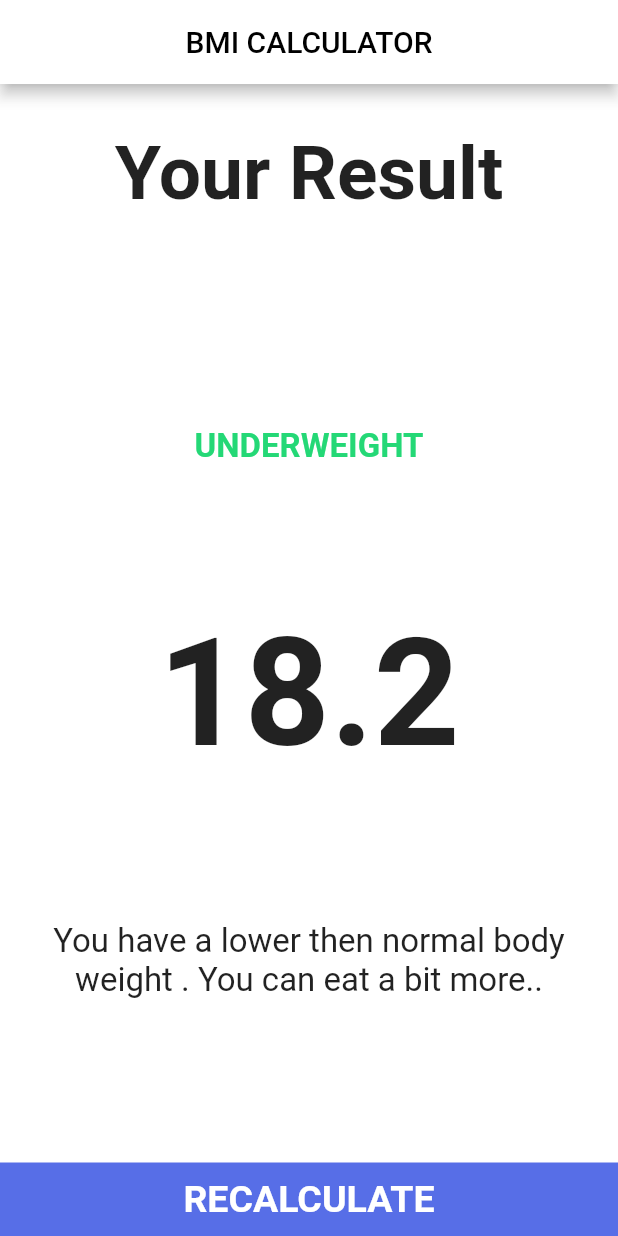
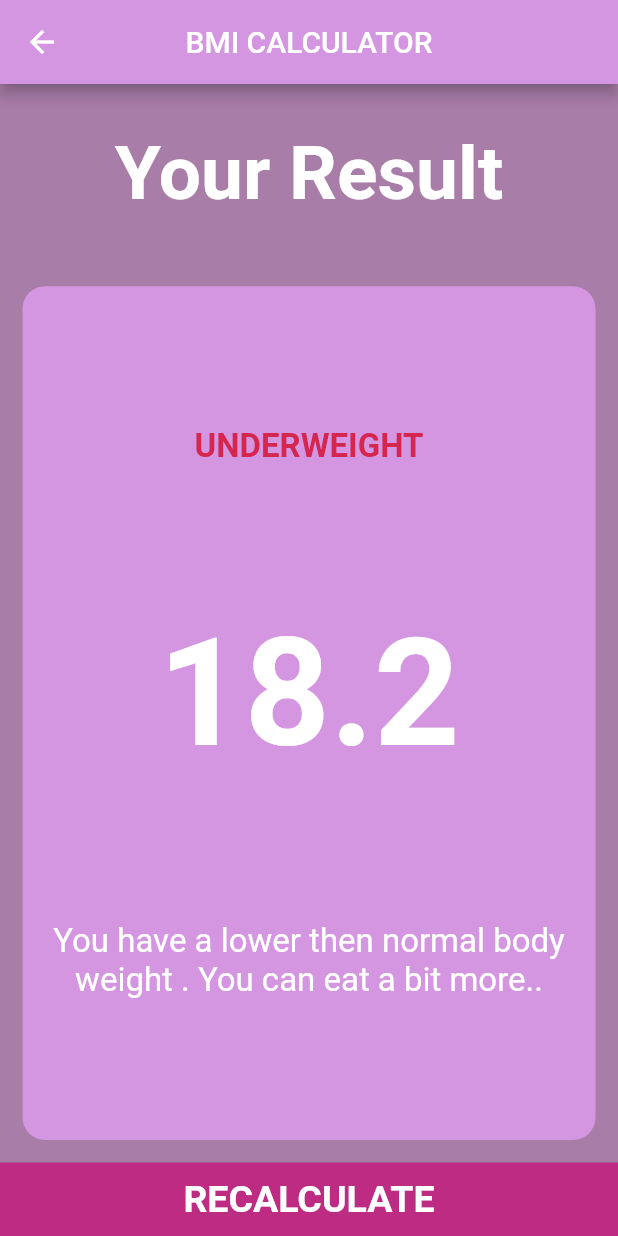
Before and after one commit to m7od99/bmi-calculator, a Flutter app: the screen it shows after launch, after a tap on "CALCULATE", on a phone screen of 412 x 824 dp. Run offline on Flutter 3.47's test engine with Material 2 defaults, Android fonts, the phone set to English and light mode, and no system bars; our stand-ins replace font_awesome_flutter.

Commit message:
update them

```diff
--- a/lib/components/button_button.dart
+++ b/lib/components/button_button.dart
@@ -1,5 +1,6 @@
 import 'package:flutter/material.dart';
-import '../content.dart';
+
+import '../constant/constant.dart';
 
 class ButtomButton extends StatelessWidget {
   ButtomButton({@required this.onTap, @required this.titleButton});
@@ -18,7 +19,7 @@ class ButtomButton extends StatelessWidget {
           ),
         ),
         padding: EdgeInsets.all(10),
-        color: Color(0xFF576EE7),
+        color: Color(0xFFBD2B83),
       ),
     );
   }
--- a/lib/components/icon_contant.dart
+++ b/lib/components/icon_contant.dart
@@ -1,5 +1,5 @@
+import 'package:bmi_calculator/constant/constant.dart';
 import 'package:flutter/material.dart';
-import 'package:bmi_calculator/content.dart';
 
 class IconContant extends StatelessWidget {
   IconContant({@required this.label, @required this.icon});
@@ -15,6 +15,7 @@ class IconContant extends StatelessWidget {
         Icon(
           icon,
           size: 80,
+          color: Colors.white,
         ),
         SizedBox(
           height: 15,
--- a/lib/components/reusable_card.dart
+++ b/lib/components/reusable_card.dart
@@ -1,9 +1,9 @@
 import 'package:flutter/material.dart';
 
-class ReuseableCard extends StatelessWidget {
-  ReuseableCard({@required this.coluor, this.cardChild, this.onPress});
+class ReusableCard extends StatelessWidget {
+  ReusableCard({@required this.color, this.cardChild, this.onPress});
 
-  final Color coluor;
+  final Color color;
   final Widget cardChild;
   final Function onPress;
 
@@ -15,7 +15,7 @@ class ReuseableCard extends StatelessWidget {
         margin: EdgeInsets.all(15),
         child: cardChild,
         decoration: BoxDecoration(
-          color: coluor,
+          color: color,
           borderRadius: BorderRadius.circular(15),
         ),
       ),
--- a/lib/components/round_icon_button.dart
+++ b/lib/components/round_icon_button.dart
@@ -9,7 +9,10 @@ class RoundIconButton extends StatelessWidget {
   @override
   Widget build(BuildContext context) {
     return RawMaterialButton(
-      child: Icon(icon ,color:  Color(0xFF576EE7),),
+      child: Icon(
+        icon,
+        color: Colors.white,
+      ),
       onPressed: onPress,
       elevation: 0.0,
       constraints: BoxConstraints.tightFor(
--- a/lib/content.dart
+++ b/lib/constant/constant.dart
@@ -1,16 +1,17 @@
 import 'package:flutter/material.dart';
 
-const kActiveCardColor = Colors.white;
-const kInactiveCardColor = Colors.white70;
+const kActiveCardColor = Color(0xFFD496E0);
+const kInactiveCardColor = Color(0x28D496E0);
 
 const kLabelTextStyle = TextStyle(
   fontSize: 18,
-  color: Colors.black,
+  color: Colors.white,
 );
 
 const kNumberTextStyle = TextStyle(
   fontSize: 50,
   fontWeight: FontWeight.w900,
+  color: Colors.white,
 );
 
 const kLargeButton = TextStyle(
@@ -19,22 +20,22 @@ const kLargeButton = TextStyle(
   color: Colors.white,
 );
 
-const kTitleText = TextStyle(
-  fontSize: 50,
-  fontWeight: FontWeight.bold,
-);
+const kTitleText =
+    TextStyle(fontSize: 50, fontWeight: FontWeight.bold, color: Colors.white);
 
 const kResultTextStyle = TextStyle(
   fontWeight: FontWeight.bold,
   fontSize: 22,
-  color: Color(0xFF24D876),
+  color: Color(0xFFD4264F),
 );
 
 const kBMINumberStyle = TextStyle(
   fontSize: 100,
   fontWeight: FontWeight.bold,
+  color: Colors.white,
 );
 
 const kBodyStyle = TextStyle(
   fontSize: 22,
+  color: Colors.white,
 );
--- a/lib/main.dart
+++ b/lib/main.dart
@@ -1,4 +1,5 @@
 import 'package:flutter/material.dart';
+
 import 'screen/input_Page.dart';
 
 void main() => runApp(BMICalculator());
@@ -15,8 +16,8 @@ class BMICalculator extends StatelessWidget {
 
 ThemeData light() {
   return ThemeData.light().copyWith(
-    scaffoldBackgroundColor: Colors.white70,
-    primaryColor: Colors.white,
+    scaffoldBackgroundColor: Color(0xFFA87DA7),
+    primaryColor: Color(0xFFD496E0),
   );
 }
 
--- a/lib/screen/input_Page.dart
+++ b/lib/screen/input_Page.dart
@@ -1,12 +1,13 @@
+import 'package:bmi_calculator/calculator_brain.dart';
+import 'package:bmi_calculator/screen/result_Page.dart';
 import 'package:flutter/material.dart';
 import 'package:font_awesome_flutter/font_awesome_flutter.dart';
+
+import '../components/button_button.dart';
 import '../components/icon_contant.dart';
 import '../components/reusable_card.dart';
-import '../content.dart';
-import 'package:bmi_calculator/screen/result_Page.dart';
 import '../components/round_icon_button.dart';
-import '../components/button_button.dart';
-import 'package:bmi_calculator/calculator_brain.dart';
+import '../constant/constant.dart';
 
 enum Gender {
   male,
@@ -29,7 +30,9 @@ class _InputPageState extends State<InputPage> {
     return Scaffold(
       appBar: AppBar(
         centerTitle: true,
-        title: Text('BMI CALCULATOR',style: TextStyle(color: Colors.black),),
+        title: Text(
+          'BMI CALCULATOR',
+        ),
       ),
       body: Column(
         crossAxisAlignment: CrossAxisAlignment.stretch,
@@ -38,13 +41,13 @@ class _InputPageState extends State<InputPage> {
             child: Row(
               children: [
                 Expanded(
-                  child: ReuseableCard(
+                  child: ReusableCard(
                     onPress: () {
                       setState(() {
                         selectedGender = Gender.male;
                       });
                     },
-                    coluor: selectedGender == Gender.male
+                    color: selectedGender == Gender.male
                         ? kActiveCardColor
                         : kInactiveCardColor,
                     cardChild: IconContant(
@@ -54,13 +57,13 @@ class _InputPageState extends State<InputPage> {
                   ),
                 ),
                 Expanded(
-                  child: ReuseableCard(
+                  child: ReusableCard(
                     onPress: () {
                       setState(() {
                         selectedGender = Gender.female;
                       });
                     },
-                    coluor: selectedGender == Gender.female
+                    color: selectedGender == Gender.female
                         ? kActiveCardColor
                         : kInactiveCardColor,
                     cardChild: IconContant(
@@ -73,61 +76,94 @@ class _InputPageState extends State<InputPage> {
             ),
           ),
           Expanded(
-            child: ReuseableCard(
-              coluor: Colors.white,
-              cardChild: Column(
-                mainAxisAlignment: MainAxisAlignment.center,
-                children: <Widget>[
-                  Text(
-                    'HEIGHT',
-                    style: kLabelTextStyle,
-                  ),
-                  Row(
-                    mainAxisAlignment: MainAxisAlignment.center,
-                    crossAxisAlignment: CrossAxisAlignment.baseline,
-                    textBaseline: TextBaseline.alphabetic,
-                    children: <Widget>[
-                      Text(
-                        height.toString(),
-                        style: kNumberTextStyle,
-                      ),
-                      Text(
-                        'cm',
-                        style: kLabelTextStyle,
-                      )
-                    ],
-                  ),
-                  SliderTheme(
-                    data: SliderTheme.of(context).copyWith(
-                        activeTrackColor: Colors.black38,
-                        inactiveTrackColor: Color(0xFF8D8E95),
-                        thumbColor: Color(0xFF576EE7),
-                        overlayColor:Color(0x29576EE7),
-                        thumbShape:
-                            RoundSliderThumbShape(enabledThumbRadius: 15),
-                        overlayShape:
-                            RoundSliderOverlayShape(overlayRadius: 30)),
-                    child: Slider(
-                        value: height.toDouble(),
-                        min: 120.0,
-                        max: 250.0,
-                        onChanged: (double newValue) {
-                          setState(() {
-                            height = newValue.round();
-                          });
-                        }),
-                  ),
-                ],
-              ),
+            child: ReusableCard(
+              color: Color(0xFFD496E0),
+              cardChild: heightWidget(context),
             ),
           ),
           Expanded(
             child: Row(
               children: [
                 Expanded(
-                  child: ReuseableCard(
-                    coluor: kActiveCardColor,
-                    cardChild: Column(
+                  child: ReusableCard(
+                    color: kActiveCardColor,
+                    cardChild: weightWidget(),
+                  ),
+                ),
+                Expanded(
+                  child: ReusableCard(
+                    color: kActiveCardColor,
+                    cardChild: ageWidget(),
+                  ),
+                ),
+              ],
+            ),
+          ),
+          ButtomButton(
+            titleButton: 'CALCULATE',
+            onTap: () {
+              CalculatorBrain calc =
+                  CalculatorBrain(height: height, weight: weight);
+
+              Navigator.push(
+                context,
+                MaterialPageRoute(
+                  builder: (context) => ResultPage(
+                    bmiResult: calc.calculateBMI(),
+                    resultText: calc.getResult(),
+                    interpretation: calc.getInterpretation(),
+                  ),
+                ),
+              );
+            },
+          )
+        ],
+      ),
+    );
+  }
+
+  Column ageWidget() {
+    return Column(
+      mainAxisAlignment: MainAxisAlignment.center,
+      children: <Widget>[
+        Text(
+          'AGE',
+          style: kLabelTextStyle,
+        ),
+        Text(
+          age.toString(),
+          style: kNumberTextStyle,
+        ),
+        Row(
+          mainAxisAlignment: MainAxisAlignment.center,
+          children: <Widget>[
+            RoundIconButton(
+              icon: FontAwesomeIcons.minus,
+              onPress: () {
+                setState(() {
+                  age--;
+                });
+              },
+            ),
+            SizedBox(
+              width: 10,
+            ),
+            RoundIconButton(
+              icon: FontAwesomeIcons.plus,
+              onPress: () {
+                setState(() {
+                  age++;
+                });
+              },
+            ),
+          ],
+        ),
+      ],
+    );
+  }
+
+  Column weightWidget() {
+    return Column(
       mainAxisAlignment: MainAxisAlignment.center,
       children: <Widget>[
         Text(
@@ -163,74 +199,51 @@ class _InputPageState extends State<InputPage> {
           ],
         ),
       ],
-                    ),
-                  ),
-                ),
-                Expanded(
-                  child: ReuseableCard(
-                    coluor: kActiveCardColor,
-                    cardChild: Column(
+    );
+  }
+
+  Column heightWidget(BuildContext context) {
+    return Column(
       mainAxisAlignment: MainAxisAlignment.center,
       children: <Widget>[
         Text(
-                          'AGE',
+          'HEIGHT',
           style: kLabelTextStyle,
-                        ),
-                        Text(
-                          age.toString(),
-                          style: kNumberTextStyle,
         ),
         Row(
           mainAxisAlignment: MainAxisAlignment.center,
+          crossAxisAlignment: CrossAxisAlignment.baseline,
+          textBaseline: TextBaseline.alphabetic,
           children: <Widget>[
-                            RoundIconButton(
-                              icon: FontAwesomeIcons.minus,
-                              onPress: () {
-                                setState(() {
-                                  age--;
-                                });
-                              },
+            Text(
+              height.toString(),
+              style: kNumberTextStyle,
             ),
-                            SizedBox(
-                              width: 10,
-                            ),
-                            RoundIconButton(
-                              icon: FontAwesomeIcons.plus,
-                              onPress: () {
-                                setState(() {
-                                  age++;
-                                });
-                              },
-                            ),
-                          ],
-                        ),
-                      ],
-                    ),
-                  ),
-                ),
-              ],
-            ),
-          ),
-          ButtomButton(
-            titleButton: 'CALCULATE',
-            onTap: () {
-              CalculatorBrain calc =
-                  CalculatorBrain(height: height, weight: weight);
-
-              Navigator.push(
-                context,
-                MaterialPageRoute(
-                  builder: (context) => ResultPage(
-                    bmiResult: calc.calculateBMI(),
-                    resultText: calc.getResult(),
-                    interpretation: calc.getInterpretation(),
-                  ),
-                ),
-              );
-            },
+            Text(
+              'cm',
+              style: kLabelTextStyle,
             )
           ],
         ),
+        SliderTheme(
+          data: SliderTheme.of(context).copyWith(
+              activeTrackColor: Colors.white,
+              inactiveTrackColor: Colors.white24,
+              thumbColor: Color(0xFFBD2B83),
+              overlayColor: Color(0x29BD2B83),
+              thumbShape: RoundSliderThumbShape(enabledThumbRadius: 15),
+              overlayShape: RoundSliderOverlayShape(overlayRadius: 30)),
+          child: Slider(
+              value: height.toDouble(),
+              min: 120.0,
+              max: 250.0,
+              onChanged: (double newValue) {
+                setState(() {
+                  height = newValue.round();
+                });
+              }),
+        ),
+      ],
     );
   }
 }
--- a/lib/screen/result_Page.dart
+++ b/lib/screen/result_Page.dart
@@ -1,7 +1,7 @@
 import 'package:bmi_calculator/components/button_button.dart';
-import 'package:bmi_calculator/content.dart';
+import 'package:bmi_calculator/components/reusable_card.dart';
+import 'package:bmi_calculator/constant/constant.dart';
 import 'package:flutter/material.dart';
-import 'package:bmi_calculator/components/reusable_card.dart';
 
 class ResultPage extends StatelessWidget {
   ResultPage(
@@ -17,7 +17,9 @@ class ResultPage extends StatelessWidget {
     return Scaffold(
       appBar: AppBar(
         centerTitle: true,
-        title: Text('BMI CALCULATOR',style: TextStyle(color: Colors.black),),
+        title: Text(
+          'BMI CALCULATOR',
+        ),
       ),
       body: Column(
         mainAxisAlignment: MainAxisAlignment.spaceEvenly,
@@ -35,8 +37,8 @@ class ResultPage extends StatelessWidget {
           ),
           Expanded(
             flex: 5,
-            child: ReuseableCard(
-              coluor: kActiveCardColor,
+            child: ReusableCard(
+              color: kActiveCardColor,
               cardChild: Column(
                 mainAxisAlignment: MainAxisAlignment.spaceEvenly,
                 crossAxisAlignment: CrossAxisAlignment.center,
```
Lines whose indentation alone changed are shown as unchanged.
